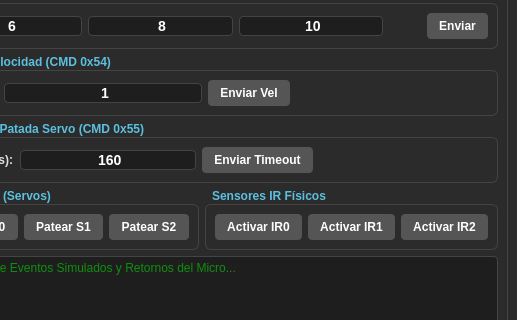
Old version of the form mainwindow.ui in the repository Matiasecheve/Qt-Comunication-AVR-; both pictures show x 91 to 608 and y 94 to 414 of the 608 by 600 pixel window.
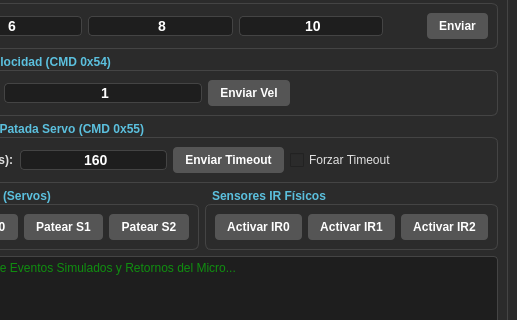
New version of the form. The open tabs and pages were chosen to show the change.

Commit message: Se implemento el ack de las salidas del servo y el ack del timeout

```diff
--- a/mainwindow.ui
+++ b/mainwindow.ui
@@ -334,6 +334,13 @@
              </property>
             </widget>
            </item>
+           <item>
+            <widget class="QCheckBox" name="checkBox">
+             <property name="text">
+              <string>Forzar Timeout</string>
+             </property>
+            </widget>
+           </item>
            <item>
             <spacer name="horizontalSpacer_timeout">
              <property name="orientation">
```
Left out of the diff: 2 changed lines with no effect on the pictures. The commit also changes 8 other files.
